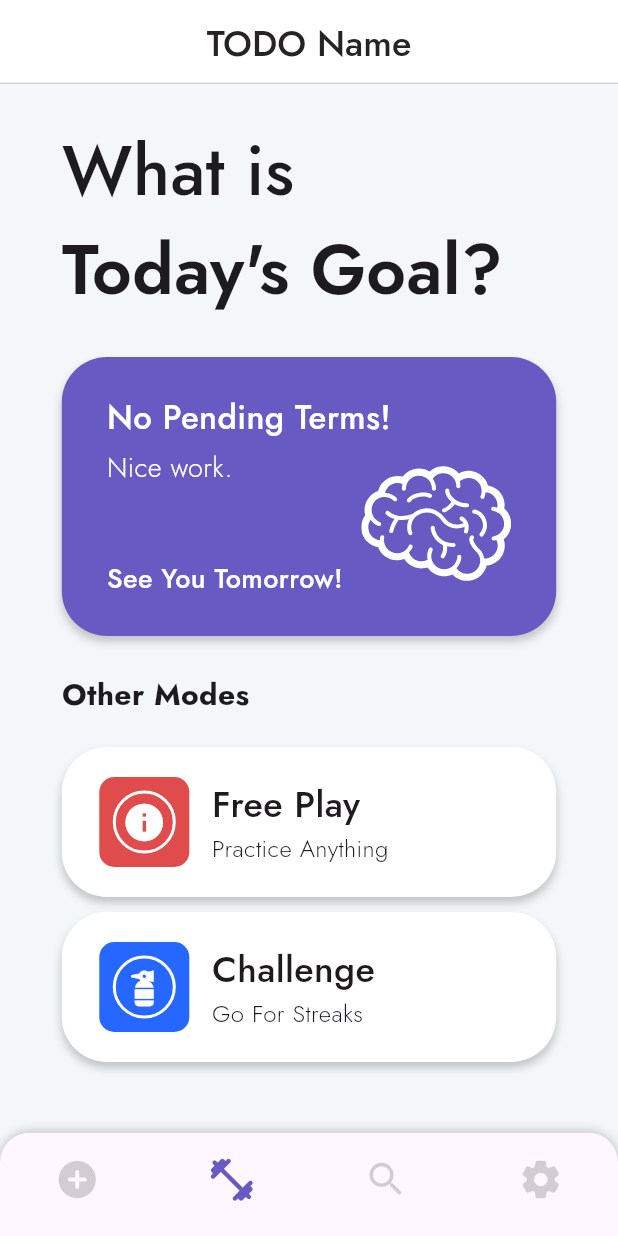
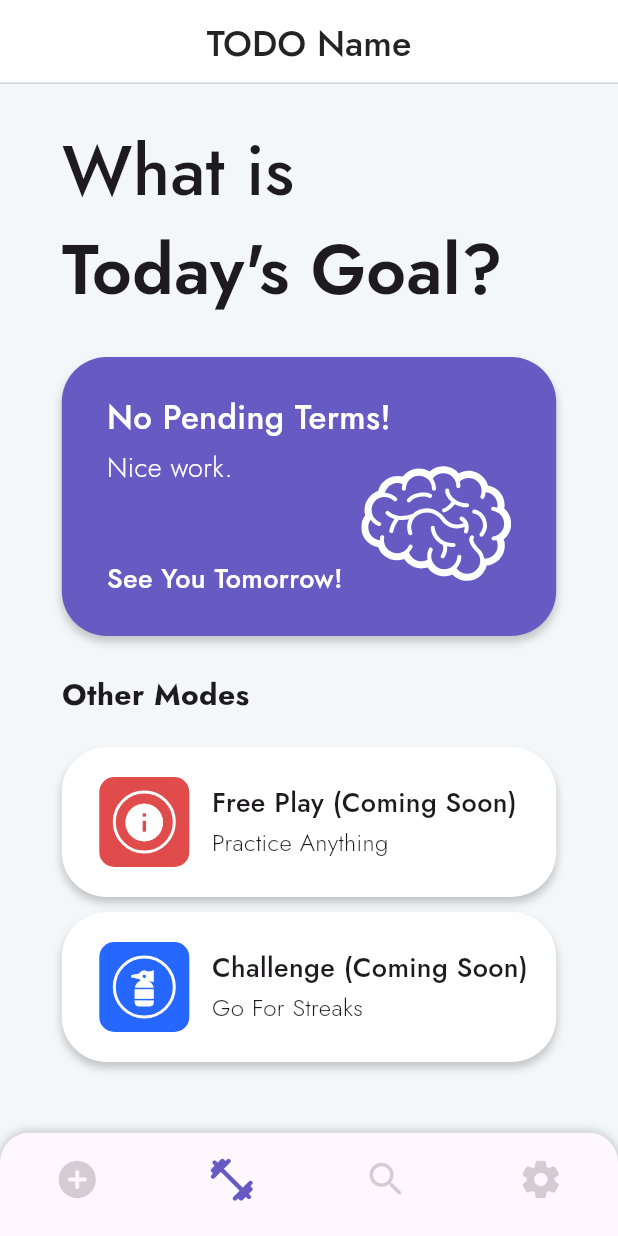
Before and after one commit to ElijahMSmith/Vocabulary-Trainer-App, a Flutter app: the screen it shows after launch, on a phone screen of 412 x 824 dp. Run offline on Flutter 3.47's test engine with Material 3 defaults, Android fonts, the phone set to English and light mode, and no system bars; our stand-ins replace flutter_svg, shared_preferences, sqflite; accounts and stored records are empty.

Commit message:
Comment cleanup, language selector touchups, and review page open on button press

```diff
--- a/lib/misc/shared_preferences_helper.dart
+++ b/lib/misc/shared_preferences_helper.dart
@@ -3,7 +3,6 @@ import 'package:vocab_trainer_app/misc/util.dart';
 
 const List<int> DEFAULT_SCHEDULE = [0, 1, 3, 7, 7, 14, 30, 365];
 
-// TODO: Keep a list of languages entered manually in SP
 class SPHelper {
   static final SPHelper _instance = SPHelper._internal();
   SharedPreferences? _prefs;
--- a/lib/pages/practice.dart
+++ b/lib/pages/practice.dart
@@ -3,6 +3,7 @@ import 'package:provider/provider.dart';
 import 'package:vocab_trainer_app/misc/colors.dart';
 import 'package:vocab_trainer_app/models/term_list.dart';
 import 'package:vocab_trainer_app/models/term.dart';
+import 'package:vocab_trainer_app/pages/review.dart';
 import 'package:vocab_trainer_app/widgets/miscellaneous/app_bar.dart';
 import 'package:vocab_trainer_app/widgets/practice/mode_button.dart';
 import 'package:vocab_trainer_app/widgets/practice/review_bubble.dart';
@@ -19,8 +20,12 @@ class Practice extends StatefulWidget {
 class _PracticeState extends State<Practice> {
   final DBHelper db = DBHelper();
 
-  void _startReviewing() {
+  void _startReviewing(List<Term> toReview) {
     // TODO: Add a new screen on the navigator stack and send reviewTerms, allTerms, and updateTerms there
+    Navigator.push(
+      context,
+      MaterialPageRoute(builder: (context) => Review(toReview)),
+    );
   }
 
   List<Term> getReviewableTerms(List<Term> termList) {
@@ -30,6 +35,8 @@ class _PracticeState extends State<Practice> {
   @override
   Widget build(BuildContext context) {
     double screenWidth = MediaQuery.of(context).size.width;
+    List<Term> reviewableTerms =
+        getReviewableTerms(Provider.of<TermListModel>(context).terms);
     return Consumer<TermListModel>(
       builder: (context, termModel, child) {
         return Scaffold(
@@ -52,8 +59,8 @@ class _PracticeState extends State<Practice> {
                             fontSize: 46, fontWeight: FontWeight.w600)),
                     const SizedBox(height: 25),
                     ReviewBubble(
-                      termCount: getReviewableTerms(termModel.terms).length,
-                      onPress: _startReviewing,
+                      termCount: reviewableTerms.length,
+                      onPress: () => _startReviewing(reviewableTerms),
                     ),
                     const SizedBox(height: 25),
                     const Text(
@@ -64,20 +71,18 @@ class _PracticeState extends State<Practice> {
                       ),
                     ),
                     const SizedBox(height: 20),
-                    ModeButton(
+                    const ModeButton(
                       iconData: Icons.info,
                       bkgIconColor: ThemeColors.red,
-                      name: "Free Play",
+                      name: "Free Play (Coming Soon)",
                       tag: "Practice Anything",
-                      onPress: _startReviewing,
                     ),
                     const SizedBox(height: 10),
-                    ModeButton(
+                    const ModeButton(
                       iconData: Icons.fire_extinguisher,
                       bkgIconColor: ThemeColors.blue,
-                      name: "Challenge",
+                      name: "Challenge (Coming Soon)",
                       tag: "Go For Streaks",
-                      onPress: _startReviewing,
                     ),
                     const SizedBox(height: 25),
                   ],
--- a/lib/widgets/practice/mode_button.dart
+++ b/lib/widgets/practice/mode_button.dart
@@ -69,7 +69,7 @@ class ModeButton extends StatelessWidget {
                   Text(
                     name,
                     style: const TextStyle(
-                        fontSize: 24, fontWeight: FontWeight.w500),
+                        fontSize: 18, fontWeight: FontWeight.w500),
                   ),
                   const SizedBox(height: 2),
                   Text(
--- a/lib/widgets/search/display_card.dart
+++ b/lib/widgets/search/display_card.dart
@@ -151,9 +151,7 @@ class _DisplayCardState extends State<DisplayCard> {
             label: "Term",
             language: data?.term.language ?? "Not Selected",
             onChangeLanguage: (newLanguage) {
-              // TODO: This could be better, doesn't update what's in the search bar (may have to be manual)
-              // And doesn't update the options in the search bar (uses old language)
-              // Probably a bigger change is required here - or in the timer?
+              // TODO: doesn't update the options in the search bar (uses old language)
               if (data != null) {
                 setState(() {
                   data.term.language = newLanguage;
--- a/lib/widgets/search/search_bar.dart
+++ b/lib/widgets/search/search_bar.dart
@@ -131,9 +131,9 @@ class _SearchBarState extends State<TermSearchBar> {
                           ),
                         ),
                         onTap: () {
-                          _controller.text = term.displayString;
                           _focusNode.unfocus();
                           widget.onSubmit(term);
+                          _controller.text = "";
                         },
                       );
                     }).toList(),
```
Also changed, not shown: lib/models/language_tracker.dart (+3 -10 lines), lib/pages/review.dart (+62 -5 lines), lib/widgets/overlays/language_selector.dart (+30 -9 lines).
